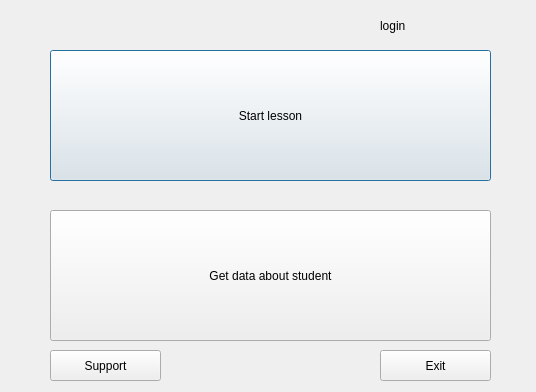
Above: QTcreator/Diary/diary_menu.ui from albaSANDROS/DIPLOMA-PROJECT.-Multi-user-client-server-application-e-journal before the change. Below: the same form after it.
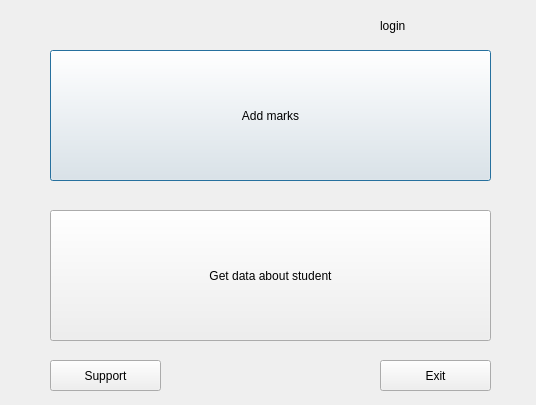
That is the form after the change.

The edit to the form file:
```diff
--- a/QTcreator/Diary/diary_menu.ui
+++ b/QTcreator/Diary/diary_menu.ui
@@ -7,7 +7,7 @@
     <x>0</x>
     <y>0</y>
     <width>536</width>
-    <height>392</height>
+    <height>405</height>
    </rect>
   </property>
   <property name="windowTitle">
@@ -36,7 +36,7 @@
     </rect>
    </property>
    <property name="text">
-    <string>Start lesson</string>
+    <string>Add marks</string>
    </property>
   </widget>
   <widget class="QPushButton" name="get_data_button">
@@ -56,7 +56,7 @@
    <property name="geometry">
     <rect>
      <x>50</x>
-     <y>350</y>
+     <y>360</y>
      <width>111</width>
      <height>31</height>
     </rect>
@@ -69,7 +69,7 @@
    <property name="geometry">
     <rect>
      <x>380</x>
-     <y>350</y>
+     <y>360</y>
      <width>111</width>
      <height>31</height>
     </rect>
```
